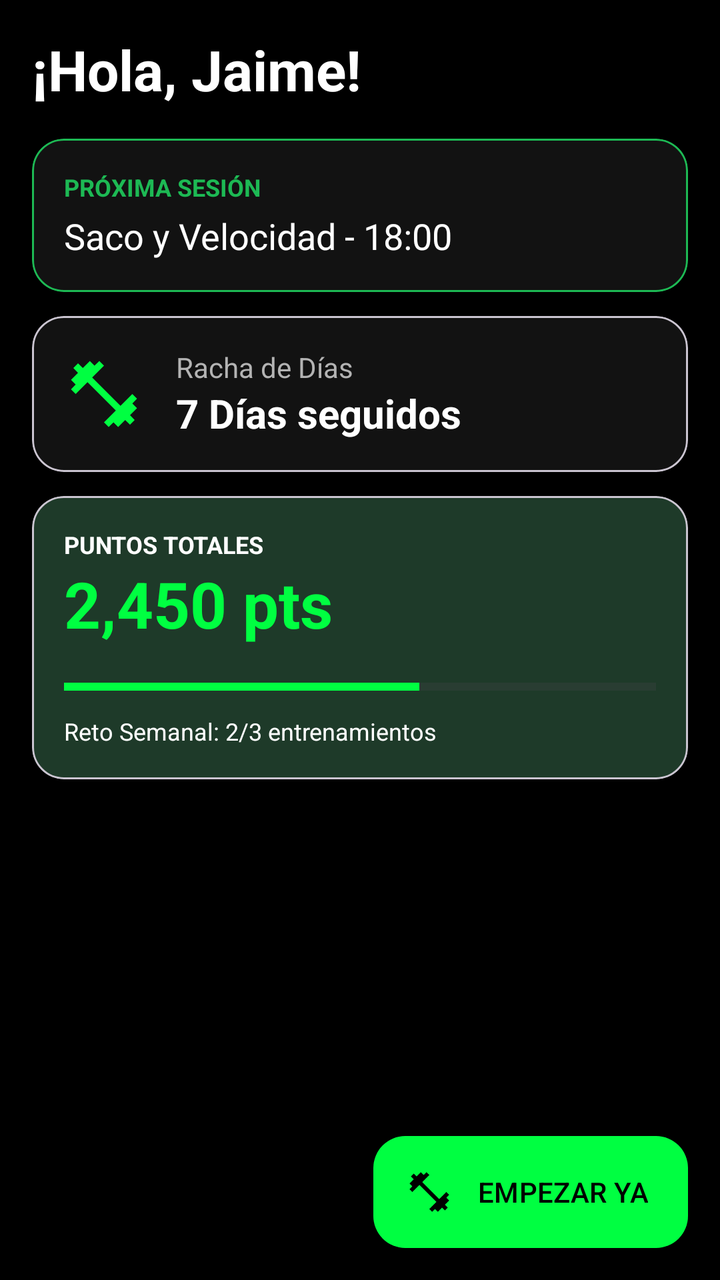
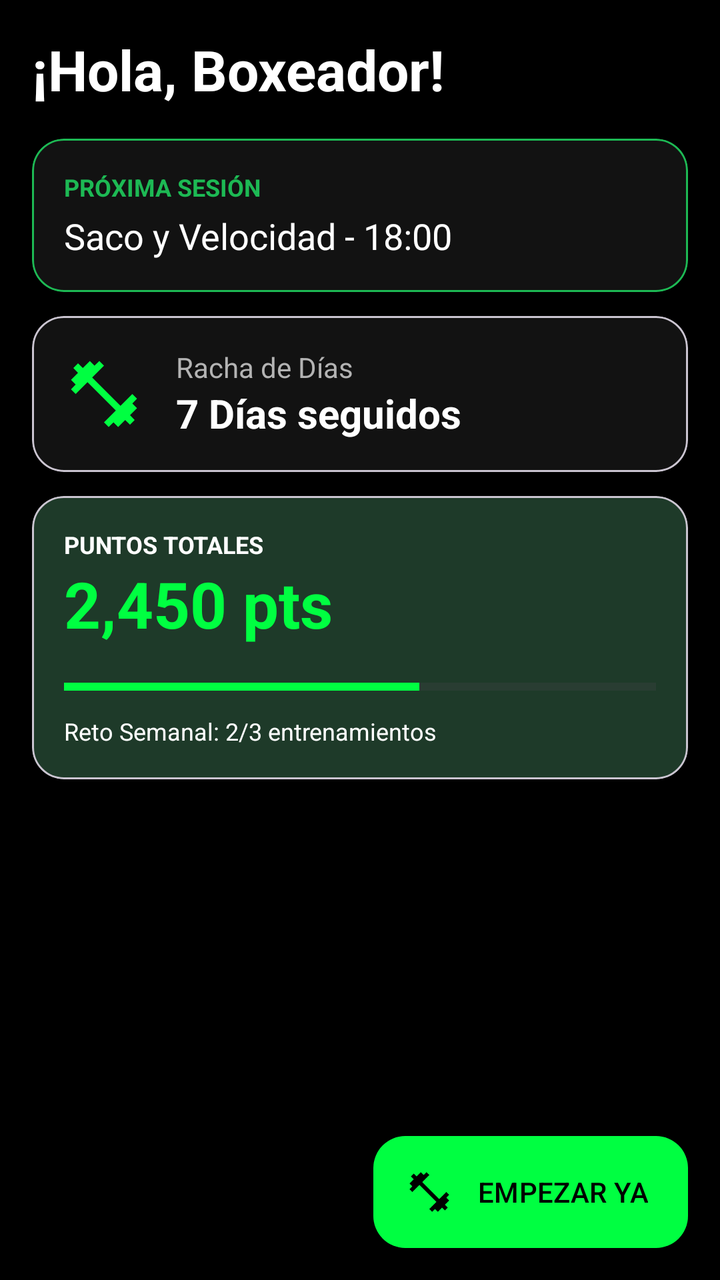

Compare the two renders of this Android layout. The source of the first and the diff that turns it into the second are given below.
<!-- AndroidManifest.xml: application theme Theme.CornerManBox -->
<!-- res/layout/fragment_dashboard.xml -->
<?xml version="1.0" encoding="utf-8"?>
<androidx.coordinatorlayout.widget.CoordinatorLayout
    xmlns:android="http://schemas.android.com/apk/res/android"
    xmlns:app="http://schemas.android.com/apk/res-auto"
    android:layout_width="match_parent"
    android:layout_height="match_parent"
    android:background="@color/black">

    <androidx.core.widget.NestedScrollView
        android:layout_width="match_parent"
        android:layout_height="match_parent"
        android:padding="16dp">

        <LinearLayout
            android:layout_width="match_parent"
            android:layout_height="wrap_content"
            android:orientation="vertical">

            <TextView
                android:layout_width="wrap_content"
                android:layout_height="wrap_content"
                android:layout_marginBottom="16dp"
                android:text="¡Hola, Jaime!"
                android:textColor="@color/white"
                android:textSize="28sp"
                android:textStyle="bold" />

            <com.google.android.material.card.MaterialCardView
                android:layout_width="match_parent"
                android:layout_height="wrap_content"
                app:cardCornerRadius="16dp"
                android:layout_marginBottom="12dp"
                app:strokeColor="@color/primary_boxing"
                app:strokeWidth="1dp"
                app:cardBackgroundColor="@color/surface_dark">

                <LinearLayout
                    android:layout_width="match_parent"
                    android:layout_height="wrap_content"
                    android:orientation="vertical"
                    android:padding="16dp">
                    <TextView
                        android:layout_width="wrap_content"
                        android:layout_height="wrap_content"
                        android:text="PRÓXIMA SESIÓN"
                        android:textColor="@color/primary_boxing"
                        android:textStyle="bold"
                        android:textSize="12sp"/>
                    <TextView
                        android:id="@+id/tv_next_session_text"
                        android:layout_width="wrap_content"
                        android:layout_height="wrap_content"
                        android:text="Saco y Velocidad - 18:00"
                        android:textColor="@color/white"
                        android:textSize="18sp"
                        android:layout_marginTop="4dp"/>
                </LinearLayout>
            </com.google.android.material.card.MaterialCardView>

            <com.google.android.material.card.MaterialCardView
                android:layout_width="match_parent"
                android:layout_height="wrap_content"
                app:cardCornerRadius="16dp"
                android:layout_marginBottom="12dp"
                app:cardBackgroundColor="@color/surface_dark">

                <LinearLayout
                    android:layout_width="match_parent"
                    android:layout_height="wrap_content"
                    android:orientation="horizontal"
                    android:padding="16dp"
                    android:gravity="center_vertical">

                    <ImageView
                        android:layout_width="40dp"
                        android:layout_height="40dp"
                        android:src="@drawable/ic_training"
                        app:tint="@color/green_boxing"/>

                    <LinearLayout
                        android:layout_width="wrap_content"
                        android:layout_height="wrap_content"
                        android:orientation="vertical"
                        android:layout_marginStart="16dp">
                        <TextView
                            android:layout_width="wrap_content"
                            android:layout_height="wrap_content"
                            android:text="Racha de Días"
                            android:textColor="@color/on_surface_variant"
                            android:textSize="14sp"/>
                        <TextView
                            android:id="@+id/tv_streak_count"
                            android:layout_width="wrap_content"
                            android:layout_height="wrap_content"
                            android:text="7 Días seguidos"
                            android:textColor="@color/white"
                            android:textSize="20sp"
                            android:textStyle="bold"/>
                    </LinearLayout>
                </LinearLayout>
            </com.google.android.material.card.MaterialCardView>

            <com.google.android.material.card.MaterialCardView
                android:layout_width="match_parent"
                android:layout_height="wrap_content"
                app:cardCornerRadius="16dp"
                app:cardBackgroundColor="@color/primary_container"
                android:layout_marginBottom="12dp">

                <LinearLayout
                    android:layout_width="match_parent"
                    android:layout_height="wrap_content"
                    android:orientation="vertical"
                    android:padding="16dp">
                    <TextView
                        android:layout_width="wrap_content"
                        android:layout_height="wrap_content"
                        android:text="PUNTOS TOTALES"
                        android:textColor="@color/white"
                        android:textSize="12sp"
                        android:textStyle="bold"/>
                    <TextView
                        android:id="@+id/tv_total_points"
                        android:layout_width="wrap_content"
                        android:layout_height="wrap_content"
                        android:text="2,450 pts"
                        android:textColor="@color/green_boxing"
                        android:textSize="32sp"
                        android:textStyle="bold" />

                    <ProgressBar
                        style="?android:attr/progressBarStyleHorizontal"
                        android:layout_width="match_parent"
                        android:layout_height="wrap_content"
                        android:layout_marginTop="12dp"
                        android:progress="60"
                        android:progressTint="@color/green_boxing"/>
                    <TextView
                        android:layout_width="wrap_content"
                        android:layout_height="wrap_content"
                        android:text="Reto Semanal: 2/3 entrenamientos"
                        android:textColor="@color/white"
                        android:textSize="12sp"
                        android:layout_marginTop="6dp"/>
                </LinearLayout>
            </com.google.android.material.card.MaterialCardView>

        </LinearLayout>
    </androidx.core.widget.NestedScrollView>

    <com.google.android.material.floatingactionbutton.ExtendedFloatingActionButton
        android:id="@+id/fab_start_training"
        android:layout_width="wrap_content"
        android:layout_height="wrap_content"
        android:layout_margin="16dp"
        android:text="EMPEZAR YA"
        android:textColor="@color/black"
        app:icon="@drawable/ic_training"
        app:iconTint="@color/black"
        app:backgroundTint="@color/green_boxing"
        android:layout_gravity="bottom|end" />

</androidx.coordinatorlayout.widget.CoordinatorLayout>
<!-- resources referenced by this layout -->
<resources>
  <color name="black">#FF000000</color>
  <color name="green_boxing">#00FF41</color>
  <color name="on_surface_variant">#B3B3B3</color>
  <color name="primary_boxing">#1DB954</color>
  <color name="primary_container">#1E3A29</color>
  <color name="surface_dark">#121212</color>
  <color name="white">#FFFFFFFF</color>
  <!-- drawable ic_training (drawable) -->
  <vector xmlns:android="http://schemas.android.com/apk/res/android" android:height="24dp" android:tint="#000000" android:viewportHeight="960" android:viewportWidth="960" android:width="24dp">
        
      <path android:fillColor="@android:color/white" android:pathData="M536,876L480,820L622,678L282,338L140,480L84,424L140,366L84,310L168,226L112,168L168,112L226,168L310,84L366,140L424,84L480,140L338,282L678,622L820,480L876,536L820,594L876,650L792,734L848,792L792,848L734,792L650,876L594,820L536,876Z"/>
      
  </vector>
  <style name="Theme.CornerManBox" parent="Base.Theme.CornerManBox" />
  <style name="Base.Theme.CornerManBox" parent="Theme.Material3.DayNight.NoActionBar">
          
          
      </style>
</resources>

<!-- the commit's change to res/layout/fragment_dashboard.xml (unified diff, before → after) -->
@@ -17,10 +17,11 @@
             android:orientation="vertical">
 
             <TextView
+                android:id="@+id/tv_greeting"
                 android:layout_width="wrap_content"
                 android:layout_height="wrap_content"
                 android:layout_marginBottom="16dp"
-                android:text="¡Hola, Jaime!"
+                android:text="¡Hola, Boxeador!"
                 android:textColor="@color/white"
                 android:textSize="28sp"
                 android:textStyle="bold" />
